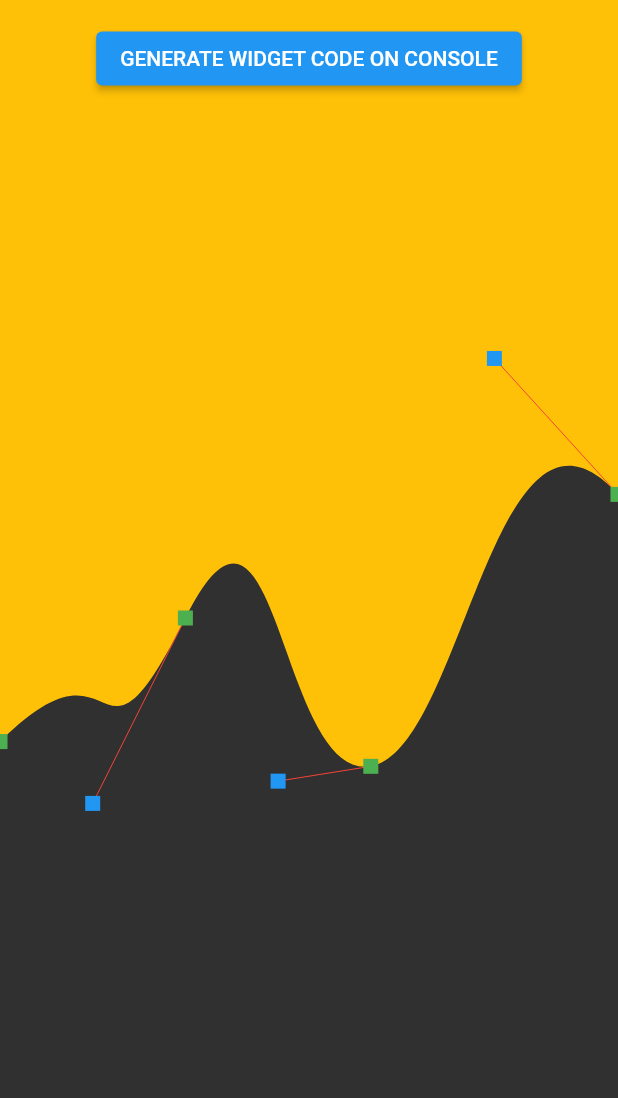
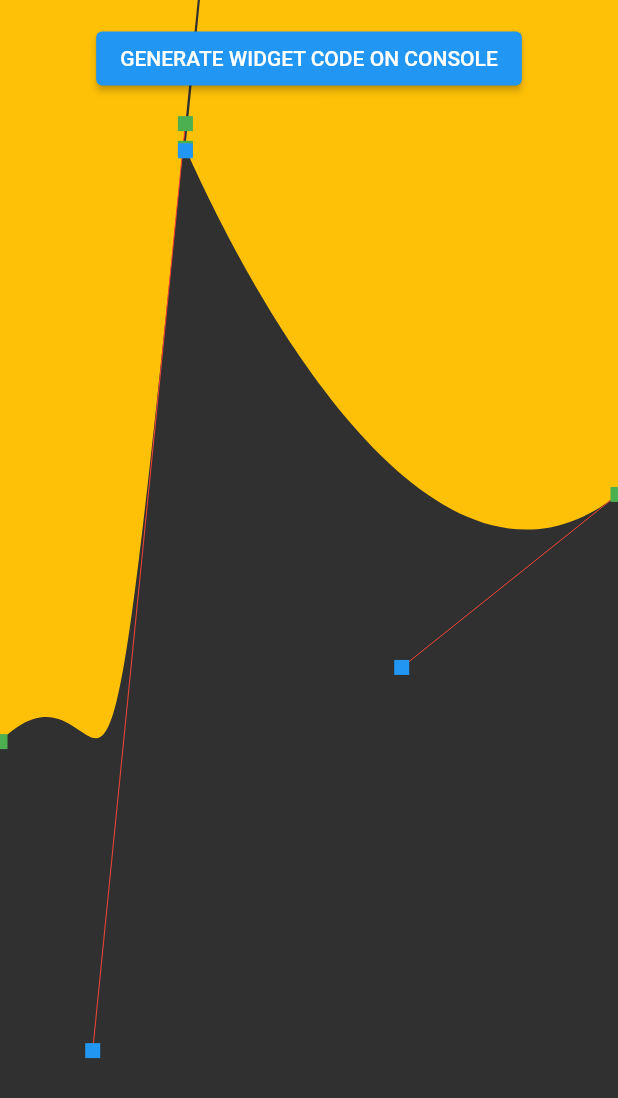
Before and after one commit to Lootwig/interactive_bezier, a Flutter app: the screen it shows after launch, after a tap on "GENERATE WIDGET CODE ON CONSOLE", on a phone screen of 412 x 824 dp. Shown: the top 1098 px of the screen. Run offline on Flutter 3.47's test engine with Material 2 defaults, Android fonts, the phone set to English and light mode, and no system bars.

Commit message:
Fix calculation of offset outputs

```diff
--- a/lib/bezier_drawer.dart
+++ b/lib/bezier_drawer.dart
@@ -43,10 +43,10 @@ class BezierDrawer extends StatefulWidget {
     this.color,
     this.startFraction = .6,
     this.endFraction = .3,
-    this.firstStopRelativeOffset = const Offset(.3, .05),
-    this.secondStopRelativeOffset = const Offset(.4, .1),
-    this.firstControlRelativeOffset = const Offset(.5, -1.5),
-    this.secondControlRelativeOffset = const Offset(.5, -.5),
+    this.firstStopRelativeOffset = const Offset(.3, .6),
+    this.secondStopRelativeOffset = const Offset(.7, .4),
+    this.firstControlRelativeOffset = const Offset(.5, .8),
+    this.secondControlRelativeOffset = const Offset(.5, 1.1),
     this.lastControlRelativeOffset = const Offset(.5, 1.5),
   }) : super(key: key);
 
@@ -69,11 +69,9 @@ class _BezierDrawerState extends State<BezierDrawer> {
     super.initState();
     _startOffset = Offset(0, widget.height * widget.startFraction);
     _firstStopOffset =
-        widget.firstStopRelativeOffset.scale(widget.width, -widget.height) +
-            _startOffset;
+        widget.firstStopRelativeOffset.scale(widget.width, widget.height);
     _secondStopOffset =
-        widget.secondStopRelativeOffset.scale(widget.width, widget.height) +
-            _firstStopOffset;
+        widget.secondStopRelativeOffset.scale(widget.width, widget.height);
     _lastStopOffset = Offset(widget.width, widget.height * widget.endFraction);
     _firstControlOffset = _startOffset +
         widget.firstControlRelativeOffset
@@ -109,20 +107,23 @@ class _BezierDrawerState extends State<BezierDrawer> {
 Use the following widget in your app as a layer of a Stack:
 
 LayoutBuilder(builder: (_, constraints) {
-    return BezierDrawer(
-      width: constraints.maxWidth,
-      height: constraints.maxHeight,${widget.color != null ? '''
-      color: ${widget.color},''' : ''}
-      startFraction: $startFraction,
-      endFraction: $endFraction,
-      firstStopRelativeOffset: $firstStop,
-      secondStopRelativeOffset: $secondStop,
-      firstControlRelativeOffset: $firstControl,
-      secondControlRelativeOffset: $secondControl,
-      lastControlRelativeOffset: $lastControl,
-    );
+  return BezierDrawer(
+    width: constraints.maxWidth,
+    height: constraints.maxHeight,${widget.color != null ? '''\n    color: ${widget.color},''' : ''}
+    startFraction: $startFraction,
+    endFraction: $endFraction,
+    firstStopRelativeOffset: ${_formatOffset(firstStop)},
+    secondStopRelativeOffset: ${_formatOffset(secondStop)},
+    firstControlRelativeOffset: ${_formatOffset(firstControl)},
+    secondControlRelativeOffset: ${_formatOffset(secondControl)},
+    lastControlRelativeOffset: ${_formatOffset(lastControl)},
+  );
   })
 ''');
+  }
+
+  String _formatOffset(Offset offset) {
+    return 'Offset(${offset.dx.toStringAsFixed(4)}, ${offset.dy.toStringAsFixed(4)})';
   }
 
   @override
```
Also changed, not shown: 1 other file.
